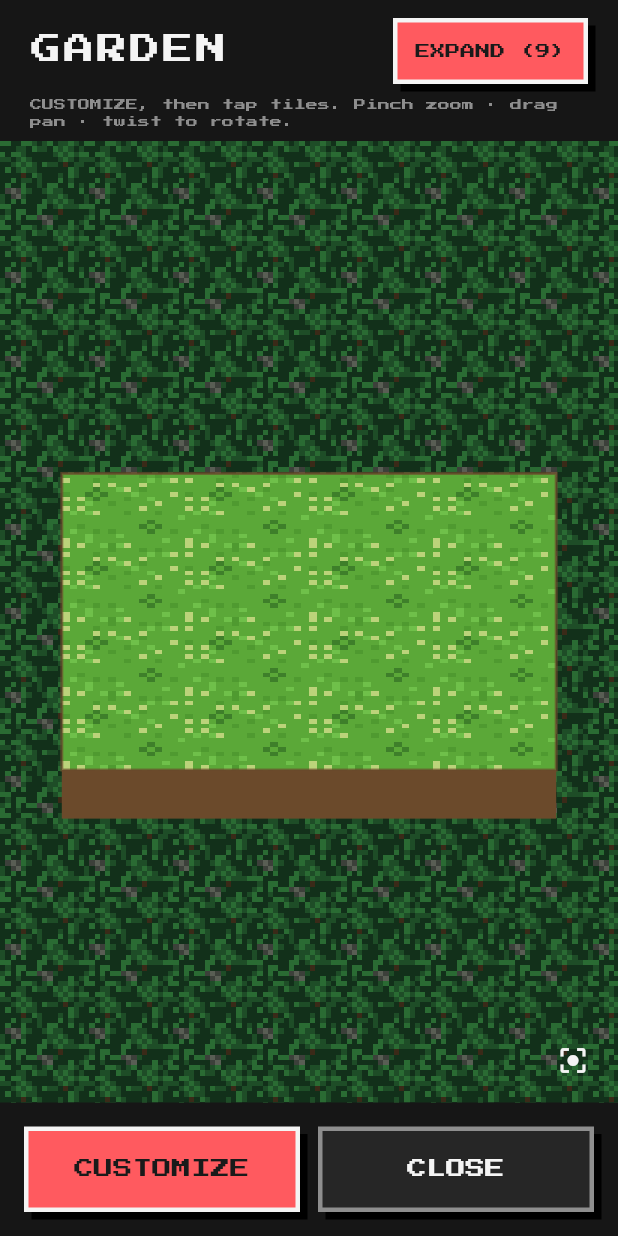
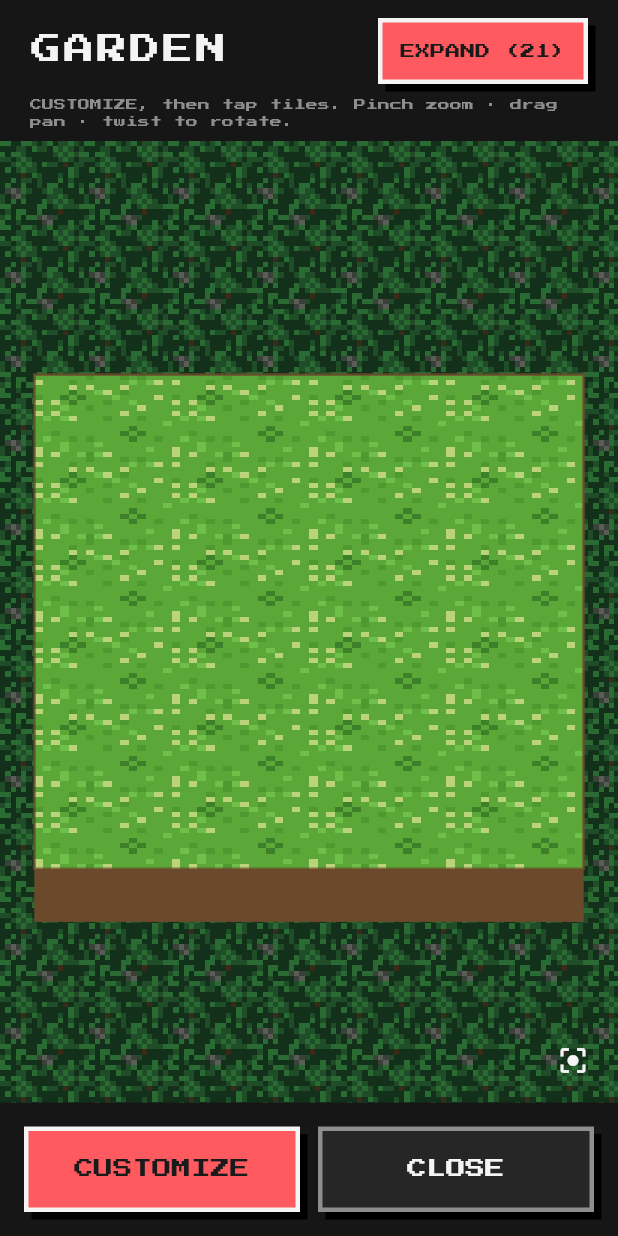
Before and after one commit to hero-999-dev/pixel_pomo, a Flutter app: the screen it shows after launch, after a tap on the "local florist" icon, on a phone screen of 412 x 824 dp. Run offline on Flutter 3.47's test engine with Material 3 defaults, Android fonts, the phone set to English and light mode, and no system bars; our stand-ins replace shared_preferences.

Commit message:
v11: rectangular garden model (cols x rows, start 4x6) + projector

```diff
--- a/flutter/lib/engine/garden_engine.dart
+++ b/flutter/lib/engine/garden_engine.dart
@@ -119,8 +119,8 @@ class GardenCamera {
     yaw = 0;
   }
 
-  void clamp(int n, Size size) {
-    final p = Projector.fit(n, this, size);
+  void clamp(int cols, int rows, Size size) {
+    final p = Projector.fit(cols, rows, this, size);
     var mx = 0.0, my = 0.0;
     for (final c in p.corners()) {
       mx = math.max(mx, (c.dx - p.center.dx).abs());
@@ -140,26 +140,30 @@ class GardenCamera {
 /// yaw applied. Fits the whole plot in view at zoom 1; the inverse is exact so
 /// taps land on the right tile from any rotation.
 class Projector {
-  final int n;
+  final int cols;
+  final int rows;
   final double t; // tile size in px (already includes zoom)
   final Offset center;
   final double yaw;
   late final double _cos = math.cos(yaw);
   late final double _sin = math.sin(yaw);
 
-  Projector(this.n, this.t, this.center, this.yaw);
+  Projector(this.cols, this.rows, this.t, this.center, this.yaw);
 
-  factory Projector.fit(int n, GardenCamera cam, Size size) {
-    final fit = math.min(size.width, size.height) / (n + 1);
-    final t = fit * cam.zoom;
-    return Projector(
-        n, t, Offset(size.width / 2 + cam.panX, size.height / 2 + cam.panY), cam.yaw);
+  /// Fit-to-fill a rectangular plot into the viewport: size the tile so the
+  /// dominant axis fills the screen (portrait → rows usually win), then zoom.
+  factory Projector.fit(int cols, int rows, GardenCamera cam, Size size) {
+    final fitW = size.width / (cols + 0.5);
+    final fitH = size.height / ((rows + 0.5) * kVy);
+    final t = math.min(fitW, fitH) * cam.zoom;
+    return Projector(cols, rows, t,
+        Offset(size.width / 2 + cam.panX, size.height / 2 + cam.panY), cam.yaw);
   }
 
   static double slabFor(double t) => t * 0.32 + 6;
 
-  double get planeW => n * t;
-  double get planeH => n * t * kVy;
+  double get planeW => cols * t;
+  double get planeH => rows * t * kVy;
 
   /// Project a continuous garden coordinate (in tile units, plot centred at 0).
   Offset projectGrid(Offset g) {
@@ -175,29 +179,30 @@ class Projector {
   Offset projectElevated(Offset g, double e) => projectGrid(g).translate(0, -e * t);
 
   /// Garden coordinate of tile (col,row)'s centre.
-  Offset gridOf(int c, int r) => Offset(c - (n - 1) / 2.0, r - (n - 1) / 2.0);
+  Offset gridOf(int c, int r) =>
+      Offset(c - (cols - 1) / 2.0, r - (rows - 1) / 2.0);
   Offset ground(int c, int r) => projectGrid(gridOf(c, r));
-  Offset groundIndex(int i) => ground(i % n, i ~/ n);
+  Offset groundIndex(int i) => ground(i % cols, i ~/ cols);
 
   int tileAt(Offset p) {
     final dx = (p.dx - center.dx) / t;
     final dy = (p.dy - center.dy) / (t * kVy);
     final gx = dx * _cos + dy * _sin; // inverse rotation
     final gy = -dx * _sin + dy * _cos;
-    final c = (gx + (n - 1) / 2.0).round();
-    final r = (gy + (n - 1) / 2.0).round();
-    if (c < 0 || r < 0 || c >= n || r >= n) return -1;
-    return r * n + c;
+    final c = (gx + (cols - 1) / 2.0).round();
+    final r = (gy + (rows - 1) / 2.0).round();
+    if (c < 0 || r < 0 || c >= cols || r >= rows) return -1;
+    return r * cols + c;
   }
 
   /// The 4 plot corners in screen space (for the slab + bounds + grid), CW.
   List<Offset> corners() {
-    final h = n / 2.0;
+    final hx = cols / 2.0, hy = rows / 2.0;
     return [
-      projectGrid(Offset(-h, -h)),
-      projectGrid(Offset(h, -h)),
-      projectGrid(Offset(h, h)),
-      projectGrid(Offset(-h, h)),
+      projectGrid(Offset(-hx, -hy)),
+      projectGrid(Offset(hx, -hy)),
+      projectGrid(Offset(hx, hy)),
+      projectGrid(Offset(-hx, hy)),
     ];
   }
 
@@ -343,11 +348,12 @@ class GardenPainter extends CustomPainter {
   }) : super(repaint: repaint);
 
   double get time => critterSystem.time;
-  int get _n => garden.size;
+  int get _cols => garden.cols;
+  int get _rows => garden.rows;
 
   @override
   void paint(Canvas canvas, Size size) {
-    final p = Projector.fit(_n, cam, size);
+    final p = Projector.fit(_cols, _rows, cam, size);
     final t = p.t;
     final slab = Projector.slabFor(t);
     final cs = p.corners();
@@ -396,8 +402,8 @@ class GardenPainter extends CustomPainter {
     canvas.save();
     canvas.clipPath(plot);
     canvas.transform(p.gridToScreen());
-    final half = _n / 2.0;
-    final gridRect = Rect.fromLTWH(-half, -half, _n.toDouble(), _n.toDouble());
+    final gridRect =
+        Rect.fromLTWH(-_cols / 2.0, -_rows / 2.0, _cols.toDouble(), _rows.toDouble());
     final grass = sprites.grass();
     if (grass != null) {
       paintImage(
@@ -436,9 +442,9 @@ class GardenPainter extends CustomPainter {
     //     low-poly 3D posts (boxCorners); flowers are flat billboards — radially
     //     symmetric, so one sprite reads the same from every angle (no atlas).
     final standing = <(double, int, String)>[];
-    for (var r = 0; r < _n; r++) {
-      for (var c = 0; c < _n; c++) {
-        final index = r * _n + c;
+    for (var r = 0; r < _rows; r++) {
+      for (var c = 0; c < _cols; c++) {
+        final index = r * _cols + c;
         final prop = garden.propAt(index);
         if (prop == null) continue;
         standing.add((p.ground(c, r).dy, index, prop));
@@ -447,7 +453,7 @@ class GardenPainter extends CustomPainter {
     standing.sort((a, b) => a.$1.compareTo(b.$1));
     for (final (_, index, id) in standing) {
       if (Placeables.isFence(id)) {
-        _paintFencePost(canvas, p, index % _n, index ~/ _n, id);
+        _paintFencePost(canvas, p, index % _cols, index ~/ _cols, id);
       } else {
         final anchor = p.groundIndex(index);
         final sway = math.sin(time * 1.6 + index) * 1.4;
@@ -460,13 +466,13 @@ class GardenPainter extends CustomPainter {
   }
 
   void _paintRoads(Canvas canvas) {
-    for (var r = 0; r < _n; r++) {
-      for (var c = 0; c < _n; c++) {
-        final id = garden.groundAt(r * _n + c);
+    for (var r = 0; r < _rows; r++) {
+      for (var c = 0; c < _cols; c++) {
+        final id = garden.groundAt(r * _cols + c);
         if (id == null) continue;
         final img = sprites.object(id);
         final dst = Rect.fromCenter(
-            center: Offset(c - (_n - 1) / 2.0, r - (_n - 1) / 2.0), width: 1, height: 1);
+            center: Offset(c - (_cols - 1) / 2.0, r - (_rows - 1) / 2.0), width: 1, height: 1);
         if (img != null) {
           canvas.drawImageRect(
               img,
@@ -488,10 +494,10 @@ class GardenPainter extends CustomPainter {
   /// no more vanishing into a thin antenna under rotation.
   void _paintFenceRails(Canvas canvas, Projector p) {
     bool fence(int idx) =>
-        idx >= 0 && idx < _n * _n && Placeables.isFence(garden.propAt(idx) ?? '');
-    for (var r = 0; r < _n; r++) {
-      for (var c = 0; c < _n; c++) {
-        final index = r * _n + c;
+        idx >= 0 && idx < _cols * _rows && Placeables.isFence(garden.propAt(idx) ?? '');
+    for (var r = 0; r < _rows; r++) {
+      for (var c = 0; c < _cols; c++) {
+        final index = r * _cols + c;
         final id = garden.propAt(index);
         if (id == null || !Placeables.isFence(id)) continue;
         final rail = Color(_fence3d[id]!.$3);
@@ -503,8 +509,8 @@ class GardenPainter extends CustomPainter {
                 p.projectElevated(b, e - 0.05), p.projectElevated(a, e - 0.05), rail);
           }
         }
-        if (c < _n - 1 && fence(r * _n + c + 1)) link(c + 1, r);
-        if (r < _n - 1 && fence((r + 1) * _n + c)) link(c, r + 1);
+        if (c < _cols - 1 && fence(r * _cols + c + 1)) link(c + 1, r);
+        if (r < _rows - 1 && fence((r + 1) * _cols + c)) link(c, r + 1);
       }
     }
   }
@@ -550,11 +556,14 @@ class GardenPainter extends CustomPainter {
       ..style = PaintingStyle.stroke
       ..strokeWidth = 1.5
       ..color = const Color(0x66FFFFFF);
-    final h = _n / 2.0;
-    for (var i = 0; i <= _n; i++) {
-      final g = -h + i;
-      canvas.drawLine(p.projectGrid(Offset(g, -h)), p.projectGrid(Offset(g, h)), line);
-      canvas.drawLine(p.projectGrid(Offset(-h, g)), p.projectGrid(Offset(h, g)), line);
+    final hx = _cols / 2.0, hy = _rows / 2.0;
+    for (var i = 0; i <= _cols; i++) {
+      final g = -hx + i;
+      canvas.drawLine(p.projectGrid(Offset(g, -hy)), p.projectGrid(Offset(g, hy)), line);
+    }
+    for (var i = 0; i <= _rows; i++) {
+      final g = -hy + i;
+      canvas.drawLine(p.projectGrid(Offset(-hx, g)), p.projectGrid(Offset(hx, g)), line);
     }
   }
 
--- a/flutter/lib/engine/garden_view.dart
+++ b/flutter/lib/engine/garden_view.dart
@@ -2,6 +2,8 @@
 // the animation ticker that drives the critters, and turns finger gestures into
 // pinch-zoom / pan. Pan is clamped so the garden stays fixed on screen. There is
 // no viewing-angle control — the 2.5D depth is fixed (see kVy).
+import 'dart:math' as math;
+
 import 'package:flutter/material.dart';
 import 'package:flutter/scheduler.dart' show Ticker;
 
@@ -53,7 +55,7 @@ class _GardenViewState extends State<GardenView> with SingleTickerProviderStateM
     _ticker = createTicker((elapsed) {
       final dt = (elapsed - _last).inMicroseconds / 1e6;
       _last = elapsed;
-      _critters.step(dt, widget.garden.size, _flowerTargets());
+      _critters.step(dt, math.max(widget.garden.cols, widget.garden.rows), _flowerTargets());
       _frame.value++; // nudges the painter to repaint
     })..start();
   }
@@ -68,12 +70,12 @@ class _GardenViewState extends State<GardenView> with SingleTickerProviderStateM
   /// Garden-coord centres of planted flowers (not roads/fences) — critters live
   /// in garden space so they rotate/zoom with the map.
   List<Offset> _flowerTargets() {
-    final n = widget.garden.size;
+    final cols = widget.garden.cols, rows = widget.garden.rows;
     final out = <Offset>[];
     widget.garden.tiles.forEach((i, _) {
       final prop = widget.garden.propAt(i);
       if (prop != null && Placeables.isFlower(prop)) {
-        out.add(Offset(i % n - (n - 1) / 2.0, i ~/ n - (n - 1) / 2.0));
+        out.add(Offset(i % cols - (cols - 1) / 2.0, i ~/ cols - (rows - 1) / 2.0));
       }
     });
     return out;
@@ -90,13 +92,13 @@ class _GardenViewState extends State<GardenView> with SingleTickerProviderStateM
       _cam.yaw = _yawAtStart + d.rotation; // two-finger twist = look from another side
       _cam.panX += d.focalPointDelta.dx;
       _cam.panY += d.focalPointDelta.dy;
-      _cam.clamp(widget.garden.size, _lastSize);
+      _cam.clamp(widget.garden.cols, widget.garden.rows, _lastSize);
     });
   }
 
   void _onTapUp(TapUpDetails d) {
     if (!widget.customizing || _lastSize == Size.zero) return;
-    final p = Projector.fit(widget.garden.size, _cam, _lastSize);
+    final p = Projector.fit(widget.garden.cols, widget.garden.rows, _cam, _lastSize);
     final index = p.tileAt(d.localPosition);
     if (index >= 0) widget.onTapTile(index);
   }
@@ -118,7 +120,7 @@ class _GardenViewState extends State<GardenView> with SingleTickerProviderStateM
     return LayoutBuilder(
       builder: (context, constraints) {
         _lastSize = Size(constraints.maxWidth, constraints.maxHeight);
-        _cam.clamp(widget.garden.size, _lastSize);
+        _cam.clamp(widget.garden.cols, widget.garden.rows, _lastSize);
         return Stack(
           children: [
             Positioned.fill(
--- a/flutter/lib/logic.dart
+++ b/flutter/lib/logic.dart
@@ -248,9 +248,12 @@ class Placeables {
 class Economy {
   static const flowerCost = 10;
   static const objectCost = 5; // roads + fences
-  static const baseGardenSize = 4;
+  static const baseGardenCols = 4;
+  static const baseGardenRows = 6;
   static int coinsFor(int minutes) => minutes <= 0 ? 0 : minutes ~/ 5;
-  static int upgradeCost(int currentSize) => 2 * currentSize + 1;
+
+  /// EXPAND price — rises with the plot's perimeter so each ring costs more.
+  static int upgradeCost(int cols, int rows) => 2 * (cols + rows) + 1;
 
   /// Buy price for any catalogue id (flower or object).
   static int costOf(String id) => Placeables.isObject(id) ? objectCost : flowerCost;
@@ -259,11 +262,16 @@ class Economy {
 // ---- garden -----------------------------------------------------------------
 
 class Garden {
-  final int size;
+  final int cols;
+  final int rows;
   final Map<int, String> tiles;
-  const Garden({this.size = Economy.baseGardenSize, this.tiles = const {}});
+  const Garden({
+    this.cols = Economy.baseGardenCols,
+    this.rows = Economy.baseGardenRows,
+    this.tiles = const {},
+  });
 
-  int get tileCount => size * size;
+  int get tileCount => cols * rows;
   bool isValidIndex(int i) => i >= 0 && i < tileCount;
 
   /// Raw stored value for a tile (may be a `"road+fence"` composite).
@@ -296,26 +304,27 @@ class Garden {
       if (road != null) return this;
       value = id;
     }
-    return Garden(size: size, tiles: {...tiles, index: value});
+    return Garden(cols: cols, rows: rows, tiles: {...tiles, index: value});
   }
 
   Garden clear(int index) {
     if (!tiles.containsKey(index)) return this;
     final next = {...tiles}..remove(index);
-    return Garden(size: size, tiles: next);
+    return Garden(cols: cols, rows: rows, tiles: next);
   }
 
   /// Expand by one tile on every side (a ring), so the plot grows **centred** —
-  /// existing tiles shift by (+1,+1) into the larger grid and stay in the middle.
+  /// existing tiles shift by (+1 col, +1 row) into the larger grid.
   Garden grow() {
-    final newSize = size + 2;
+    final nc = cols + 2;
+    final nr = rows + 2;
     final remapped = <int, String>{};
     tiles.forEach((index, id) {
-      final r = index ~/ size;
-      final c = index % size;
-      remapped[(r + 1) * newSize + (c + 1)] = id;
+      final r = index ~/ cols;
+      final c = index % cols;
+      remapped[(r + 1) * nc + (c + 1)] = id;
     });
-    return Garden(size: newSize, tiles: remapped);
+    return Garden(cols: nc, rows: nr, tiles: remapped);
   }
 
   int countPlanted(String flowerId) => tiles.values.where((v) {
@@ -324,7 +333,7 @@ class Garden {
       }).length;
 
   String encode() {
-    final b = StringBuffer('size:$size');
+    final b = StringBuffer('cols:$cols\nrows:$rows');
     final keys = tiles.keys.toList()..sort();
     for (final k in keys) {
       b.write('\n$k:${tiles[k]}');
@@ -334,7 +343,8 @@ class Garden {
 
   static Garden decode(String? text) {
     if (text == null || text.trim().isEmpty) return const Garden();
-    var size = Economy.baseGardenSize;
+    var cols = Economy.baseGardenCols;
+    var rows = Economy.baseGardenRows;
     final tiles = <int, String>{};
     for (final line in text.split('\n')) {
       if (line.trim().isEmpty) continue;
@@ -343,15 +353,24 @@ class Garden {
       final key = line.substring(0, i).trim();
       final value = line.substring(i + 1).trim();
       if (key == 'size') {
+        final s = int.tryParse(value); // legacy square gardens
+        if (s != null && s >= 1) {
+          cols = s;
+          rows = s;
+        }
+      } else if (key == 'cols') {
         final s = int.tryParse(value);
-        if (s != null && s >= Economy.baseGardenSize) size = s;
+        if (s != null && s >= 1) cols = s;
+      } else if (key == 'rows') {
+        final s = int.tryParse(value);
+        if (s != null && s >= 1) rows = s;
       } else {
         final idx = int.tryParse(key);
         if (idx != null && idx >= 0 && value.isNotEmpty) tiles[idx] = value;
       }
     }
-    tiles.removeWhere((k, v) => k >= size * size);
-    return Garden(size: size, tiles: tiles);
+    tiles.removeWhere((k, v) => k >= cols * rows);
+    return Garden(cols: cols, rows: rows, tiles: tiles);
   }
 }
 
--- a/flutter/lib/main.dart
+++ b/flutter/lib/main.dart
@@ -593,7 +593,7 @@ class GardenScreen extends StatelessWidget {
   Widget build(BuildContext context) {
     final th = s.theme;
     final lang = s.lang;
-    final cost = Economy.upgradeCost(s.garden.size);
+    final cost = Economy.upgradeCost(s.garden.cols, s.garden.rows);
 
     return Scaffold(
       backgroundColor: col(th.bg),
--- a/flutter/lib/store.dart
+++ b/flutter/lib/store.dart
@@ -310,7 +310,7 @@ class AppStore extends ChangeNotifier {
 
   void upgradeGarden() {
     // No size cap — the rising upgradeCost is the only limit.
-    final cost = Economy.upgradeCost(garden.size);
+    final cost = Economy.upgradeCost(garden.cols, garden.rows);
     if (coins < cost) {
       messenger?.call('notEnough');
       return;
```
Also changed, not shown: 2 other files.
